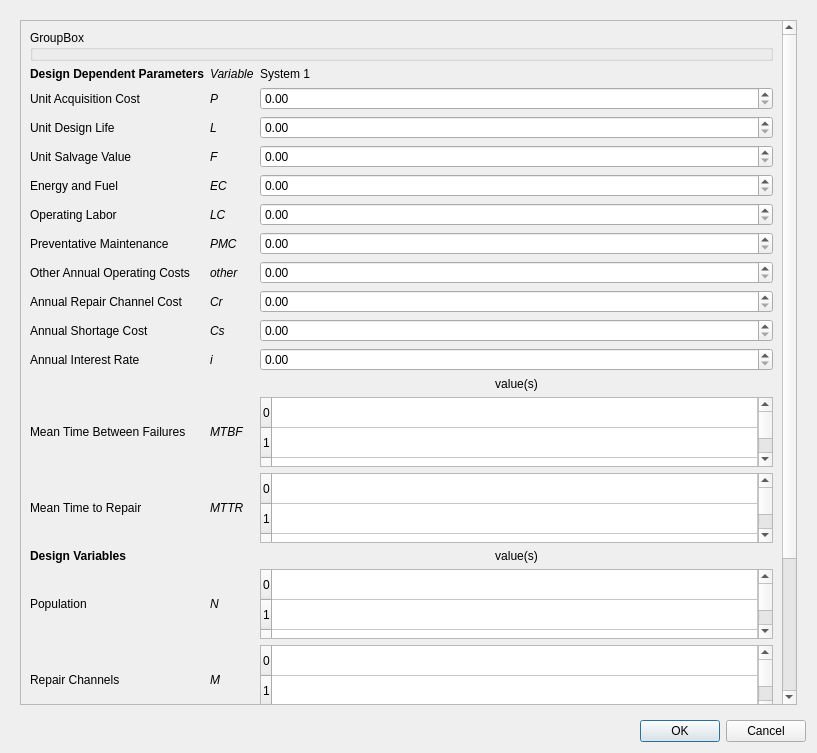
zdmiller12/daVinci, file resource/dataEdit_base.ui: the form before one commit.
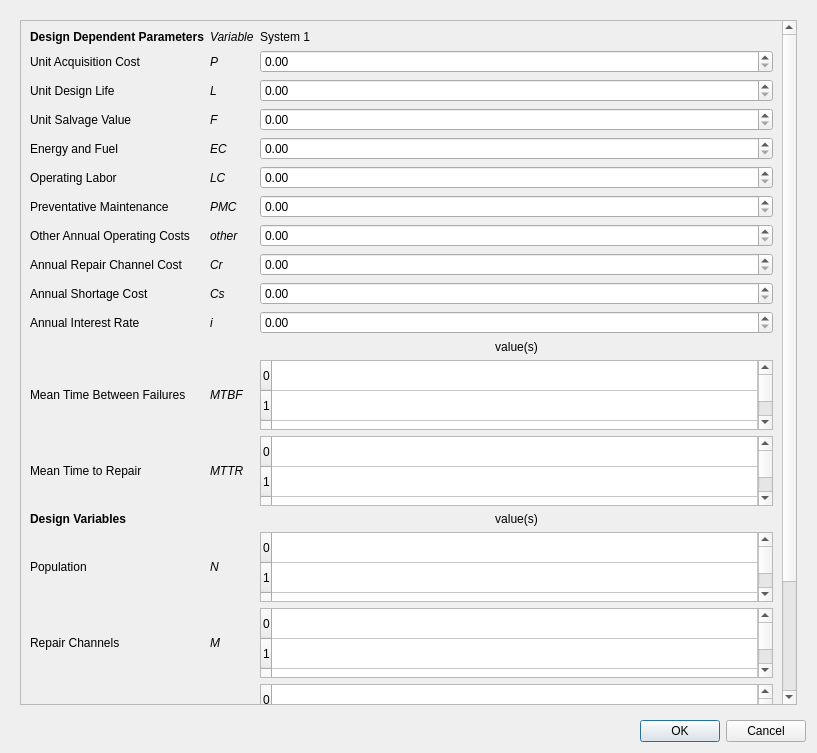
The form after the commit.

What changed in the file:
```diff
--- a/resource/dataEdit_base.ui
+++ b/resource/dataEdit_base.ui
@@ -28,34 +28,185 @@
            <x>0</x>
            <y>0</y>
            <width>765</width>
-           <height>900</height>
+           <height>857</height>
           </rect>
          </property>
          <layout class="QGridLayout" name="gridLayout_2">
-          <item row="15" column="2">
-           <widget class="QLabel" name="label_41">
+          <item row="1" column="2">
+           <widget class="QDoubleSpinBox" name="DSBox_P">
+            <property name="maximum">
+             <double>999999999.990000009536743</double>
+            </property>
+           </widget>
+          </item>
+          <item row="7" column="2">
+           <widget class="QDoubleSpinBox" name="DSBox_OAOC">
+            <property name="maximum">
+             <double>999999999.990000009536743</double>
+            </property>
+           </widget>
+          </item>
+          <item row="3" column="0">
+           <widget class="QLabel" name="label_3">
             <property name="text">
-             <string>value(s)</string>
+             <string>Unit Salvage Value</string>
             </property>
-            <property name="alignment">
-             <set>Qt::AlignCenter</set>
+           </widget>
+          </item>
+          <item row="15" column="0">
+           <widget class="QLabel" name="label_30">
+            <property name="text">
+             <string>Population</string>
             </property>
            </widget>
           </item>
-          <item row="1" column="0">
-           <widget class="QLabel" name="label_10">
+          <item row="10" column="2">
+           <widget class="QDoubleSpinBox" name="DSBox_i">
+            <property name="maximum">
+             <double>999999999.990000009536743</double>
+            </property>
+           </widget>
+          </item>
+          <item row="14" column="0">
+           <widget class="QLabel" name="label_25">
             <property name="font">
              <font>
               <weight>75</weight>
+              <italic>false</italic>
               <bold>true</bold>
              </font>
             </property>
             <property name="text">
-             <string>Design Dependent Parameters</string>
+             <string>Design Variables</string>
+            </property>
+           </widget>
+          </item>
+          <item row="13" column="1">
+           <widget class="QLabel" name="label_36">
+            <property name="font">
+             <font>
+              <italic>true</italic>
+             </font>
+            </property>
+            <property name="text">
+             <string>MTTR</string>
+            </property>
+           </widget>
+          </item>
+          <item row="8" column="1">
+           <widget class="QLabel" name="label_24">
+            <property name="font">
+             <font>
+              <italic>true</italic>
+             </font>
+            </property>
+            <property name="text">
+             <string>Cr</string>
             </property>
            </widget>
           </item>
           <item row="16" column="2">
+           <widget class="QTableWidget" name="table_M">
+            <attribute name="horizontalHeaderVisible">
+             <bool>false</bool>
+            </attribute>
+            <attribute name="horizontalHeaderStretchLastSection">
+             <bool>true</bool>
+            </attribute>
+            <attribute name="verticalHeaderVisible">
+             <bool>true</bool>
+            </attribute>
+            <row>
+             <property name="text">
+              <string>0</string>
+             </property>
+            </row>
+            <row>
+             <property name="text">
+              <string>1</string>
+             </property>
+            </row>
+            <row>
+             <property name="text">
+              <string>2</string>
+             </property>
+            </row>
+            <row>
+             <property name="text">
+              <string>3</string>
+             </property>
+            </row>
+            <row>
+             <property name="text">
+              <string>4</string>
+             </property>
+            </row>
+            <row>
+             <property name="text">
+              <string>5</string>
+             </property>
+            </row>
+            <row>
+             <property name="text">
+              <string>6</string>
+             </property>
+            </row>
+            <row>
+             <property name="text">
+              <string>7</string>
+             </property>
+            </row>
+            <row>
+             <property name="text">
+              <string>8</string>
+             </property>
+            </row>
+            <row>
+             <property name="text">
+              <string>9</string>
+             </property>
+            </row>
+            <column>
+             <property name="text">
+              <string>value(s)</string>
+             </property>
+            </column>
+           </widget>
+          </item>
+          <item row="7" column="0">
+           <widget class="QLabel" name="label_8">
+            <property name="text">
+             <string>Other Annual Operating Costs</string>
+            </property>
+           </widget>
+          </item>
+          <item row="17" column="0">
+           <widget class="QLabel" name="label_34">
+            <property name="text">
+             <string>Retirement Age</string>
+            </property>
+           </widget>
+          </item>
+          <item row="6" column="1">
+           <widget class="QLabel" name="label_22">
+            <property name="font">
+             <font>
+              <italic>true</italic>
+             </font>
+            </property>
+            <property name="text">
+             <string>PMC</string>
+            </property>
+           </widget>
+          </item>
+          <item row="5" column="2">
+           <widget class="QDoubleSpinBox" name="DSBox_LC">
+            <property name="maximum">
+             <double>999999999.990000009536743</double>
+            </property>
+           </widget>
+          </item>
+          <item row="15" column="2">
            <widget class="QTableWidget" name="table_N">
             <attribute name="horizontalHeaderVisible">
              <bool>false</bool>
@@ -123,7 +274,38 @@
             </column>
            </widget>
           </item>
-          <item row="13" column="2">
+          <item row="10" column="1">
+           <widget class="QLabel" name="label_28">
+            <property name="font">
+             <font>
+              <italic>true</italic>
+             </font>
+            </property>
+            <property name="text">
+             <string>i</string>
+            </property>
+           </widget>
+          </item>
+          <item row="16" column="0">
+           <widget class="QLabel" name="label_29">
+            <property name="text">
+             <string>Repair Channels</string>
+            </property>
+           </widget>
+          </item>
+          <item row="12" column="1">
+           <widget class="QLabel" name="label_35">
+            <property name="font">
+             <font>
+              <italic>true</italic>
+             </font>
+            </property>
+            <property name="text">
+             <string>MTBF</string>
+            </property>
+           </widget>
+          </item>
+          <item row="12" column="2">
            <widget class="QTableWidget" name="table_MTBF">
             <attribute name="horizontalHeaderVisible">
              <bool>false</bool>
@@ -200,473 +382,28 @@
             </column>
            </widget>
           </item>
-          <item row="1" column="1">
-           <widget class="QLabel" name="label_12">
-            <property name="font">
-             <font>
-              <italic>true</italic>
-             </font>
-            </property>
-            <property name="text">
-             <string>Variable</string>
-            </property>
-           </widget>
-          </item>
-          <item row="6" column="0">
-           <widget class="QLabel" name="label_6">
-            <property name="text">
-             <string>Operating Labor</string>
-            </property>
-           </widget>
-          </item>
-          <item row="7" column="2">
-           <widget class="QDoubleSpinBox" name="DSBox_PMC">
+          <item row="4" column="2">
+           <widget class="QDoubleSpinBox" name="DSBox_EC">
             <property name="maximum">
              <double>999999999.990000009536743</double>
             </property>
            </widget>
           </item>
-          <item row="19" column="2">
-           <widget class="QTableWidget" name="table_D">
-            <attribute name="horizontalHeaderVisible">
-             <bool>false</bool>
-            </attribute>
-            <attribute name="horizontalHeaderStretchLastSection">
-             <bool>true</bool>
-            </attribute>
-            <row>
-             <property name="text">
-              <string>0</string>
-             </property>
-            </row>
-            <row>
-             <property name="text">
-              <string>1</string>
-             </property>
-            </row>
-            <row>
-             <property name="text">
-              <string>2</string>
-             </property>
-            </row>
-            <row>
-             <property name="text">
-              <string>3</string>
-             </property>
-            </row>
-            <row>
-             <property name="text">
-              <string>4</string>
-             </property>
-            </row>
-            <row>
-             <property name="text">
-              <string>5</string>
-             </property>
-            </row>
-            <row>
-             <property name="text">
-              <string>6</string>
-             </property>
-            </row>
-            <row>
-             <property name="text">
-              <string>7</string>
-             </property>
-            </row>
-            <row>
-             <property name="text">
-              <string>8</string>
-             </property>
-            </row>
-            <row>
-             <property name="text">
-              <string>9</string>
-             </property>
-            </row>
-            <column>
-             <property name="text">
-              <string>value(s)</string>
-             </property>
-            </column>
-           </widget>
-          </item>
-          <item row="18" column="1">
-           <widget class="QLabel" name="label_39">
-            <property name="font">
-             <font>
-              <italic>true</italic>
-             </font>
-            </property>
-            <property name="text">
-             <string>n</string>
-            </property>
-           </widget>
-          </item>
-          <item row="6" column="1">
-           <widget class="QLabel" name="label_21">
-            <property name="font">
-             <font>
-              <italic>true</italic>
-             </font>
-            </property>
-            <property name="text">
-             <string>LC</string>
-            </property>
-           </widget>
-          </item>
-          <item row="6" column="2">
-           <widget class="QDoubleSpinBox" name="DSBox_LC">
-            <property name="maximum">
-             <double>999999999.990000009536743</double>
-            </property>
-           </widget>
-          </item>
-          <item row="9" column="0">
-           <widget class="QLabel" name="label_9">
-            <property name="text">
-             <string>Annual Repair Channel Cost</string>
-            </property>
-           </widget>
-          </item>
-          <item row="18" column="2">
-           <widget class="QTableWidget" name="table_n">
-            <attribute name="horizontalHeaderVisible">
-             <bool>false</bool>
-            </attribute>
-            <attribute name="horizontalHeaderStretchLastSection">
-             <bool>true</bool>
-            </attribute>
-            <row>
-             <property name="text">
-              <string>0</string>
-             </property>
-            </row>
-            <row>
-             <property name="text">
-              <string>1</string>
-             </property>
-            </row>
-            <row>
-             <property name="text">
-              <string>2</string>
-             </property>
-            </row>
-            <row>
-             <property name="text">
-              <string>3</string>
-             </property>
-            </row>
-            <row>
-             <property name="text">
-              <string>4</string>
-             </property>
-            </row>
-            <row>
-             <property name="text">
-              <string>5</string>
-             </property>
-            </row>
-            <row>
-             <property name="text">
-              <string>6</string>
-             </property>
-            </row>
-            <row>
-             <property name="text">
-              <string>7</string>
-             </property>
-            </row>
-            <row>
-             <property name="text">
-              <string>8</string>
-             </property>
-            </row>
-            <row>
-             <property name="text">
-              <string>9</string>
-             </property>
-            </row>
-            <column>
-             <property name="text">
-              <string>value(s)</string>
-             </property>
-            </column>
-           </widget>
-          </item>
-          <item row="14" column="2">
-           <widget class="QTableWidget" name="table_MTTR">
-            <attribute name="horizontalHeaderVisible">
-             <bool>false</bool>
-            </attribute>
-            <attribute name="horizontalHeaderStretchLastSection">
-             <bool>true</bool>
-            </attribute>
-            <attribute name="verticalHeaderVisible">
-             <bool>true</bool>
-            </attribute>
-            <row>
-             <property name="text">
-              <string>0</string>
-             </property>
-            </row>
-            <row>
-             <property name="text">
-              <string>1</string>
-             </property>
-            </row>
-            <row>
-             <property name="text">
-              <string>2</string>
-             </property>
-            </row>
-            <row>
-             <property name="text">
-              <string>3</string>
-             </property>
-            </row>
-            <row>
-             <property name="text">
-              <string>4</string>
-             </property>
-            </row>
-            <row>
-             <property name="text">
-              <string>5</string>
-             </property>
-            </row>
-            <row>
-             <property name="text">
-              <string>6</string>
-             </property>
-            </row>
-            <row>
-             <property name="text">
-              <string>7</string>
-             </property>
-            </row>
-            <row>
-             <property name="text">
-              <string>8</string>
-             </property>
-            </row>
-            <row>
-             <property name="text">
-              <string>9</string>
-             </property>
-            </row>
-            <column>
-             <property name="text">
-              <string>value(s)</string>
-             </property>
-            </column>
-           </widget>
-          </item>
-          <item row="1" column="2">
+          <item row="0" column="2">
            <widget class="QLabel" name="label_11">
             <property name="text">
              <string>System 1</string>
             </property>
            </widget>
           </item>
-          <item row="12" column="2">
-           <widget class="QLabel" name="label_44">
-            <property name="text">
-             <string>value(s)</string>
-            </property>
-            <property name="alignment">
-             <set>Qt::AlignCenter</set>
-            </property>
-           </widget>
-          </item>
-          <item row="3" column="2">
-           <widget class="QDoubleSpinBox" name="DSBox_L">
-            <property name="maximum">
-             <double>999999999.990000009536743</double>
-            </property>
-           </widget>
-          </item>
-          <item row="2" column="2">
-           <widget class="QDoubleSpinBox" name="DSBox_P">
-            <property name="maximum">
-             <double>999999999.990000009536743</double>
-            </property>
-           </widget>
-          </item>
-          <item row="5" column="2">
-           <widget class="QDoubleSpinBox" name="DSBox_EC">
-            <property name="maximum">
-             <double>999999999.990000009536743</double>
-            </property>
-           </widget>
-          </item>
-          <item row="4" column="2">
-           <widget class="QDoubleSpinBox" name="DSBox_F">
-            <property name="maximum">
-             <double>999999999.990000009536743</double>
-            </property>
-           </widget>
-          </item>
-          <item row="14" column="1">
-           <widget class="QLabel" name="label_36">
-            <property name="font">
-             <font>
-              <italic>true</italic>
-             </font>
-            </property>
-            <property name="text">
-             <string>MTTR</string>
-            </property>
-           </widget>
-          </item>
-          <item row="11" column="1">
-           <widget class="QLabel" name="label_28">
-            <property name="font">
-             <font>
-              <italic>true</italic>
-             </font>
-            </property>
-            <property name="text">
-             <string>i</string>
-            </property>
-           </widget>
-          </item>
-          <item row="15" column="0">
-           <widget class="QLabel" name="label_25">
-            <property name="font">
-             <font>
-              <weight>75</weight>
-              <italic>false</italic>
-              <bold>true</bold>
-             </font>
-            </property>
-            <property name="text">
-             <string>Design Variables</string>
-            </property>
-           </widget>
-          </item>
-          <item row="4" column="1">
-           <widget class="QLabel" name="label_18">
-            <property name="font">
-             <font>
-              <italic>true</italic>
-             </font>
-            </property>
-            <property name="text">
-             <string>F</string>
-            </property>
-           </widget>
-          </item>
-          <item row="10" column="1">
-           <widget class="QLabel" name="label_27">
-            <property name="font">
-             <font>
-              <italic>true</italic>
-             </font>
-            </property>
-            <property name="text">
-             <string>Cs</string>
-            </property>
-           </widget>
-          </item>
-          <item row="16" column="1">
-           <widget class="QLabel" name="label_37">
-            <property name="font">
-             <font>
-              <italic>true</italic>
-             </font>
-            </property>
-            <property name="text">
-             <string>N</string>
-            </property>
-           </widget>
-          </item>
-          <item row="3" column="0">
-           <widget class="QLabel" name="label_2">
-            <property name="text">
-             <string>Unit Design Life</string>
-            </property>
-           </widget>
-          </item>
-          <item row="8" column="0">
-           <widget class="QLabel" name="label_8">
-            <property name="text">
-             <string>Other Annual Operating Costs</string>
-            </property>
-           </widget>
-          </item>
-          <item row="2" column="1">
-           <widget class="QLabel" name="label_16">
-            <property name="font">
-             <font>
-              <italic>true</italic>
-             </font>
-            </property>
-            <property name="text">
-             <string>P</string>
-            </property>
-           </widget>
-          </item>
-          <item row="5" column="0">
-           <widget class="QLabel" name="label_5">
-            <property name="text">
-             <string>Energy and Fuel</string>
-            </property>
-           </widget>
-          </item>
-          <item row="4" column="0">
-           <widget class="QLabel" name="label_3">
-            <property name="text">
-             <string>Unit Salvage Value</string>
-            </property>
-           </widget>
-          </item>
-          <item row="16" column="0">
-           <widget class="QLabel" name="label_30">
-            <property name="text">
-             <string>Population</string>
-            </property>
-           </widget>
-          </item>
-          <item row="2" column="0">
-           <widget class="QLabel" name="label">
-            <property name="text">
-             <string>Unit Acquisition Cost</string>
-            </property>
-           </widget>
-          </item>
-          <item row="5" column="1">
-           <widget class="QLabel" name="label_20">
-            <property name="font">
-             <font>
-              <italic>true</italic>
-             </font>
-            </property>
-            <property name="text">
-             <string>EC</string>
-            </property>
-           </widget>
-          </item>
-          <item row="19" column="1">
-           <widget class="QLabel" name="label_40">
-            <property name="font">
-             <font>
-              <italic>true</italic>
-             </font>
-            </property>
-            <property name="text">
-             <string>D</string>
-            </property>
-           </widget>
-          </item>
-          <item row="9" column="2">
+          <item row="8" column="2">
            <widget class="QDoubleSpinBox" name="DSBox_Cr">
             <property name="maximum">
              <double>999999999.990000009536743</double>
             </property>
            </widget>
           </item>
-          <item row="17" column="1">
+          <item row="16" column="1">
            <widget class="QLabel" name="label_38">
             <property name="font">
              <font>
@@ -678,7 +415,7 @@
             </property>
            </widget>
           </item>
-          <item row="3" column="1">
+          <item row="2" column="1">
            <widget class="QLabel" name="label_17">
             <property name="font">
              <font>
@@ -690,140 +427,365 @@
             </property>
            </widget>
           </item>
-          <item row="10" column="0">
-           <widget class="QLabel" name="label_13">
-            <property name="text">
-             <string>Annual Shortage Cost</string>
-            </property>
-           </widget>
-          </item>
-          <item row="14" column="0">
+          <item row="13" column="0">
            <widget class="QLabel" name="label_31">
             <property name="text">
              <string>Mean Time to Repair</string>
             </property>
            </widget>
           </item>
-          <item row="8" column="2">
-           <widget class="QDoubleSpinBox" name="DSBox_OAOC">
+          <item row="15" column="1">
+           <widget class="QLabel" name="label_37">
+            <property name="font">
+             <font>
+              <italic>true</italic>
+             </font>
+            </property>
+            <property name="text">
+             <string>N</string>
+            </property>
+           </widget>
+          </item>
+          <item row="1" column="1">
+           <widget class="QLabel" name="label_16">
+            <property name="font">
+             <font>
+              <italic>true</italic>
+             </font>
+            </property>
+            <property name="text">
+             <string>P</string>
+            </property>
+           </widget>
+          </item>
+          <item row="7" column="1">
+           <widget class="QLabel" name="label_23">
+            <property name="font">
+             <font>
+              <italic>true</italic>
+             </font>
+            </property>
+            <property name="text">
+             <string>other</string>
+            </property>
+           </widget>
+          </item>
+          <item row="9" column="2">
+           <widget class="QDoubleSpinBox" name="DSBox_Cs">
             <property name="maximum">
              <double>999999999.990000009536743</double>
             </property>
            </widget>
           </item>
-          <item row="18" column="0">
-           <widget class="QLabel" name="label_34">
+          <item row="0" column="0">
+           <widget class="QLabel" name="label_10">
+            <property name="font">
+             <font>
+              <weight>75</weight>
+              <bold>true</bold>
+             </font>
+            </property>
             <property name="text">
-             <string>Retirement Age</string>
+             <string>Design Dependent Parameters</string>
             </property>
            </widget>
           </item>
-          <item row="11" column="0">
+          <item row="10" column="0">
            <widget class="QLabel" name="label_33">
             <property name="text">
              <string>Annual Interest Rate</string>
             </property>
            </widget>
           </item>
-          <item row="7" column="0">
-           <widget class="QLabel" name="label_7">
-            <property name="text">
-             <string>Preventative Maintenance</string>
-            </property>
-           </widget>
-          </item>
-          <item row="0" column="0" colspan="3">
-           <widget class="QGroupBox" name="groupBox">
-            <property name="title">
-             <string>GroupBox</string>
-            </property>
-           </widget>
-          </item>
-          <item row="19" column="0">
+          <item row="18" column="0">
            <widget class="QLabel" name="label_26">
             <property name="text">
              <string>Demand</string>
             </property>
            </widget>
           </item>
-          <item row="10" column="2">
-           <widget class="QDoubleSpinBox" name="DSBox_Cs">
-            <property name="maximum">
-             <double>999999999.990000009536743</double>
+          <item row="5" column="0">
+           <widget class="QLabel" name="label_6">
+            <property name="text">
+             <string>Operating Labor</string>
             </property>
            </widget>
           </item>
-          <item row="11" column="2">
-           <widget class="QDoubleSpinBox" name="DSBox_i">
-            <property name="maximum">
-             <double>999999999.990000009536743</double>
-            </property>
+          <item row="18" column="2">
+           <widget class="QTableWidget" name="table_D">
+            <attribute name="horizontalHeaderVisible">
+             <bool>false</bool>
+            </attribute>
+            <attribute name="horizontalHeaderStretchLastSection">
+             <bool>true</bool>
+            </attribute>
+            <row>
+             <property name="text">
+              <string>0</string>
+             </property>
+            </row>
+            <row>
+             <property name="text">
+              <string>1</string>
+             </property>
+            </row>
+            <row>
+             <property name="text">
+              <string>2</string>
+             </property>
+            </row>
+            <row>
+             <property name="text">
+              <string>3</string>
+             </property>
+            </row>
+            <row>
+             <property name="text">
+              <string>4</string>
+             </property>
+            </row>
+            <row>
+             <property name="text">
+              <string>5</string>
+             </property>
+            </row>
+            <row>
+             <property name="text">
+              <string>6</string>
+             </property>
+            </row>
+            <row>
+             <property name="text">
+              <string>7</string>
+             </property>
+            </row>
+            <row>
+             <property name="text">
+              <string>8</string>
+             </property>
+            </row>
+            <row>
+             <property name="text">
+              <string>9</string>
+             </property>
+            </row>
+            <column>
+             <property name="text">
+              <string>value(s)</string>
+             </property>
+            </column>
            </widget>
           </item>
-          <item row="8" column="1">
-           <widget class="QLabel" name="label_23">
+          <item row="18" column="1">
+           <widget class="QLabel" name="label_40">
             <property name="font">
              <font>
               <italic>true</italic>
              </font>
             </property>
             <property name="text">
-             <string>other</string>
+             <string>D</string>
             </property>
            </widget>
           </item>
-          <item row="17" column="0">
-           <widget class="QLabel" name="label_29">
+          <item row="1" column="0">
+           <widget class="QLabel" name="label">
             <property name="text">
-             <string>Repair Channels</string>
+             <string>Unit Acquisition Cost</string>
             </property>
            </widget>
           </item>
-          <item row="13" column="1">
-           <widget class="QLabel" name="label_35">
-            <property name="font">
-             <font>
-              <italic>true</italic>
-             </font>
-            </property>
+          <item row="2" column="0">
+           <widget class="QLabel" name="label_2">
             <property name="text">
-             <string>MTBF</string>
+             <string>Unit Design Life</string>
             </property>
            </widget>
           </item>
-          <item row="7" column="1">
-           <widget class="QLabel" name="label_22">
+          <item row="17" column="1">
+           <widget class="QLabel" name="label_39">
             <property name="font">
              <font>
               <italic>true</italic>
              </font>
             </property>
             <property name="text">
-             <string>PMC</string>
-            </property>
-           </widget>
-          </item>
-          <item row="13" column="0">
-           <widget class="QLabel" name="label_32">
-            <property name="text">
-             <string>Mean Time Between Failures</string>
+             <string>n</string>
             </property>
            </widget>
           </item>
           <item row="9" column="1">
-           <widget class="QLabel" name="label_24">
+           <widget class="QLabel" name="label_27">
             <property name="font">
              <font>
               <italic>true</italic>
              </font>
             </property>
             <property name="text">
-             <string>Cr</string>
+             <string>Cs</string>
             </property>
            </widget>
           </item>
           <item row="17" column="2">
-           <widget class="QTableWidget" name="table_M">
+           <widget class="QTableWidget" name="table_n">
+            <attribute name="horizontalHeaderVisible">
+             <bool>false</bool>
+            </attribute>
+            <attribute name="horizontalHeaderStretchLastSection">
+             <bool>true</bool>
+            </attribute>
+            <row>
+             <property name="text">
+              <string>0</string>
+             </property>
+            </row>
+            <row>
+             <property name="text">
+              <string>1</string>
+             </property>
+            </row>
+            <row>
+             <property name="text">
+              <string>2</string>
+             </property>
+            </row>
+            <row>
+             <property name="text">
+              <string>3</string>
+             </property>
+            </row>
+            <row>
+             <property name="text">
+              <string>4</string>
+             </property>
+            </row>
+            <row>
+             <property name="text">
+              <string>5</string>
+             </property>
+            </row>
+            <row>
+             <property name="text">
+              <string>6</string>
+             </property>
+            </row>
+            <row>
+             <property name="text">
+              <string>7</string>
+             </property>
+            </row>
+            <row>
+             <property name="text">
+              <string>8</string>
+             </property>
+            </row>
+            <row>
+             <property name="text">
+              <string>9</string>
+             </property>
+            </row>
+            <column>
+             <property name="text">
+              <string>value(s)</string>
+             </property>
+            </column>
+           </widget>
+          </item>
+          <item row="8" column="0">
+           <widget class="QLabel" name="label_9">
+            <property name="text">
+             <string>Annual Repair Channel Cost</string>
+            </property>
+           </widget>
+          </item>
+          <item row="4" column="0">
+           <widget class="QLabel" name="label_5">
+            <property name="text">
+             <string>Energy and Fuel</string>
+            </property>
+           </widget>
+          </item>
+          <item row="0" column="1">
+           <widget class="QLabel" name="label_12">
+            <property name="font">
+             <font>
+              <italic>true</italic>
+             </font>
+            </property>
+            <property name="text">
+             <string>Variable</string>
+            </property>
+           </widget>
+          </item>
+          <item row="12" column="0">
+           <widget class="QLabel" name="label_32">
+            <property name="text">
+             <string>Mean Time Between Failures</string>
+            </property>
+           </widget>
+          </item>
+          <item row="3" column="1">
+           <widget class="QLabel" name="label_18">
+            <property name="font">
+             <font>
+              <italic>true</italic>
+             </font>
+            </property>
+            <property name="text">
+             <string>F</string>
+            </property>
+           </widget>
+          </item>
+          <item row="2" column="2">
+           <widget class="QDoubleSpinBox" name="DSBox_L">
+            <property name="maximum">
+             <double>999999999.990000009536743</double>
+            </property>
+           </widget>
+          </item>
+          <item row="6" column="2">
+           <widget class="QDoubleSpinBox" name="DSBox_PMC">
+            <property name="maximum">
+             <double>999999999.990000009536743</double>
+            </property>
+           </widget>
+          </item>
+          <item row="14" column="2">
+           <widget class="QLabel" name="label_41">
+            <property name="text">
+             <string>value(s)</string>
+            </property>
+            <property name="alignment">
+             <set>Qt::AlignCenter</set>
+            </property>
+           </widget>
+          </item>
+          <item row="11" column="2">
+           <widget class="QLabel" name="label_44">
+            <property name="text">
+             <string>value(s)</string>
+            </property>
+            <property name="alignment">
+             <set>Qt::AlignCenter</set>
+            </property>
+           </widget>
+          </item>
+          <item row="6" column="0">
+           <widget class="QLabel" name="label_7">
+            <property name="text">
+             <string>Preventative Maintenance</string>
+            </property>
+           </widget>
+          </item>
+          <item row="9" column="0">
+           <widget class="QLabel" name="label_13">
+            <property name="text">
+             <string>Annual Shortage Cost</string>
+            </property>
+           </widget>
+          </item>
+          <item row="13" column="2">
+           <widget class="QTableWidget" name="table_MTTR">
             <attribute name="horizontalHeaderVisible">
              <bool>false</bool>
             </attribute>
@@ -890,6 +852,37 @@
             </column>
            </widget>
           </item>
+          <item row="4" column="1">
+           <widget class="QLabel" name="label_20">
+            <property name="font">
+             <font>
+              <italic>true</italic>
+             </font>
+            </property>
+            <property name="text">
+             <string>EC</string>
+            </property>
+           </widget>
+          </item>
+          <item row="5" column="1">
+           <widget class="QLabel" name="label_21">
+            <property name="font">
+             <font>
+              <italic>true</italic>
+             </font>
+            </property>
+            <property name="text">
+             <string>LC</string>
+            </property>
+           </widget>
+          </item>
+          <item row="3" column="2">
+           <widget class="QDoubleSpinBox" name="DSBox_F">
+            <property name="maximum">
+             <double>999999999.990000009536743</double>
+            </property>
+           </widget>
+          </item>
          </layout>
         </widget>
        </widget>
```
